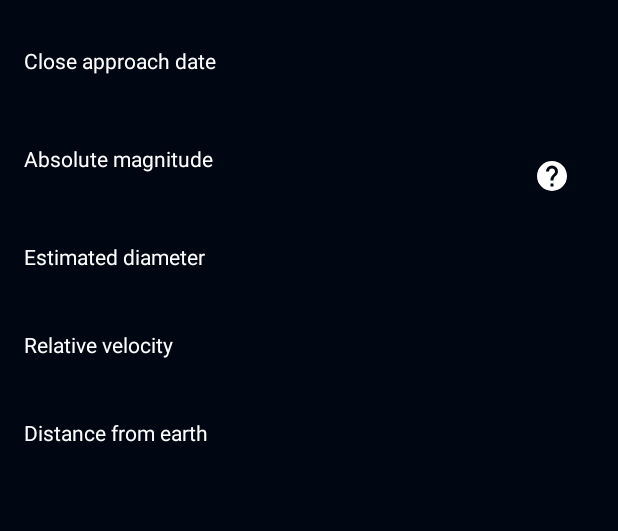
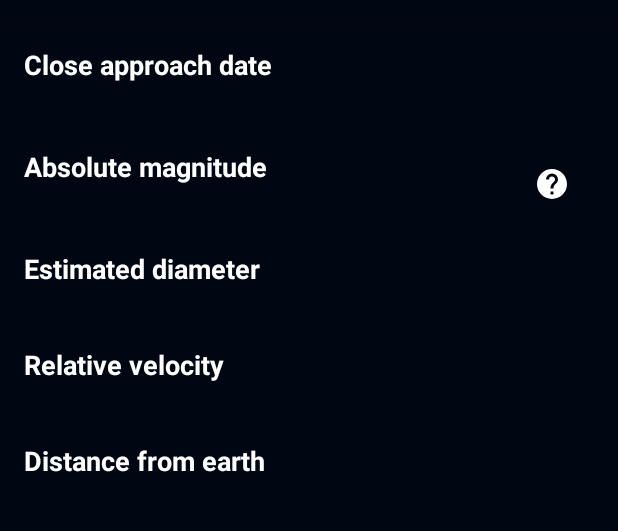
Before and after one commit to Mansourx/AsteroidRadarApp, an Android app: the fragment DetailFragment placed in its activity, on a phone screen of 412 x 824 dp, the part 62-593 px from its top. Run offline under Robolectric (Android 15) with nearby library versions, the phone set to English and light mode, and no system bars; our stand-ins replace Picasso, Room's generated code, data binding; pictures from the network do not load; 9 statements that could not run were skipped.

```diff
--- a/app/build.gradle
+++ b/app/build.gradle
@@ -64,6 +64,8 @@ dependencies {
 
     implementation "androidx.recyclerview:recyclerview:1.2.0"
 
+    implementation("com.jakewharton.timber:timber:4.7.1")
+
     implementation 'com.squareup.picasso:picasso:2.5.2'
 
     implementation "androidx.room:room-runtime:2.3.0"
--- a/app/src/main/java/com/udacity/asteroidradar/AsteroidsApplication.kt
+++ b/app/src/main/java/com/udacity/asteroidradar/AsteroidsApplication.kt
@@ -7,12 +7,12 @@ import com.udacity.asteroidradar.work.RefreshDataWorker
 import kotlinx.coroutines.CoroutineScope
 import kotlinx.coroutines.Dispatchers
 import kotlinx.coroutines.launch
+import timber.log.Timber
 import java.util.concurrent.TimeUnit
 
 
 /**
  * Created by Ahmad Mansour on 25/10/2021
- * NAMSHI General Trading,
  * Dubai, UAE.
  */
 
@@ -42,7 +42,7 @@ class AsteroidsApplication : Application() {
      */
     override fun onCreate() {
         super.onCreate()
-        // Timber.plant(Timber.DebugTree())
+        Timber.plant(Timber.DebugTree())
         delayedInit()
     }
 
--- a/app/src/main/java/com/udacity/asteroidradar/BindingAdapters.kt
+++ b/app/src/main/java/com/udacity/asteroidradar/BindingAdapters.kt
@@ -6,7 +6,6 @@ import android.widget.TextView
 import androidx.databinding.BindingAdapter
 import androidx.recyclerview.widget.RecyclerView
 import com.udacity.asteroidradar.db.DatabaseAsteroid
-import com.udacity.asteroidradar.domain.Asteroid
 import com.udacity.asteroidradar.main.AsteroidAdapter
 
 @BindingAdapter("statusIcon")
@@ -46,7 +45,7 @@ fun bindTextViewToDisplayVelocity(textView: TextView, number: Double) {
 }
 
 @BindingAdapter("listData")
-fun bindRecyclerView(recyclerView: RecyclerView, data: List<Asteroid>?) {
+fun bindRecyclerView(recyclerView: RecyclerView, data: List<DatabaseAsteroid>?) {
     val adapter = recyclerView.adapter as? AsteroidAdapter
     adapter?.submitList(data)
 }
--- a/app/src/main/java/com/udacity/asteroidradar/db/Room.kt
+++ b/app/src/main/java/com/udacity/asteroidradar/db/Room.kt
@@ -37,6 +37,7 @@ interface AsteroidDatabaseDao {
 abstract class AsteroidsDatabase : RoomDatabase() {
     abstract val asteroidsDao: AsteroidDatabaseDao
 }
+
 private lateinit var INSTANCE: AsteroidsDatabase
 
 fun getDatabase(context: Context): AsteroidsDatabase {
--- a/app/src/main/java/com/udacity/asteroidradar/detail/DetailFragment.kt
+++ b/app/src/main/java/com/udacity/asteroidradar/detail/DetailFragment.kt
@@ -11,8 +11,10 @@ import com.udacity.asteroidradar.R
 import com.udacity.asteroidradar.databinding.FragmentDetailBinding
 
 class DetailFragment : Fragment() {
-    override fun onCreateView(inflater: LayoutInflater, container: ViewGroup?,
-                              savedInstanceState: Bundle?): View? {
+    override fun onCreateView(
+        inflater: LayoutInflater, container: ViewGroup?,
+        savedInstanceState: Bundle?
+    ): View? {
         val binding = FragmentDetailBinding.inflate(inflater)
         binding.lifecycleOwner = this
 
--- a/app/src/main/java/com/udacity/asteroidradar/main/MainFragment.kt
+++ b/app/src/main/java/com/udacity/asteroidradar/main/MainFragment.kt
@@ -11,8 +11,7 @@ import com.squareup.picasso.Picasso
 import com.udacity.asteroidradar.PictureOfDay
 import com.udacity.asteroidradar.R
 import com.udacity.asteroidradar.databinding.FragmentMainBinding
-import com.udacity.asteroidradar.db.getDatabase
-import com.udacity.asteroidradar.domain.Asteroid
+import com.udacity.asteroidradar.db.DatabaseAsteroid
 import kotlinx.android.synthetic.main.fragment_main.*
 
 class MainFragment : Fragment() {
@@ -28,24 +27,27 @@ class MainFragment : Fragment() {
 
         val binding = FragmentMainBinding.inflate(inflater)
         val application = requireNotNull(this.activity).application
-     //   val database = getDatabase(application)
         val viewModelFactory = MainViewModelFactory(application)
         viewModel = ViewModelProvider(this, viewModelFactory).get(MainViewModel::class.java)
 
         binding.viewModel = viewModel
         binding.lifecycleOwner = this
-//        asteroidAdapter = AsteroidAdapter(AsteroidAdapter.OnClickListener {
-//            viewModel.displayAsteroid(it)
-//        })
+        asteroidAdapter = AsteroidAdapter(AsteroidAdapter.OnClickListener {
+            viewModel.displayAsteroid(it)
+        })
         binding.asteroidRecycler.adapter = asteroidAdapter
 
-        viewModel.asteroidsList.observe(viewLifecycleOwner, Observer<List<Asteroid>> { asteroids ->
+        viewModel.asteroids.observe(
+            viewLifecycleOwner,
+            Observer<List<DatabaseAsteroid>> { asteroids ->
                 asteroids?.apply {
                     asteroidAdapter?.asteroids = asteroids
                 }
             })
 
-        viewModel.navigateToDatabaseAsteroidDetails.observe(viewLifecycleOwner, Observer { _asteroid ->
+        viewModel.navigateToDatabaseAsteroidDetails.observe(
+            viewLifecycleOwner,
+            Observer { _asteroid ->
                 _asteroid?.let {
                     this.findNavController()
                         .navigate(MainFragmentDirections.actionShowDetail(_asteroid))
--- a/app/src/main/java/com/udacity/asteroidradar/main/MainViewModel.kt
+++ b/app/src/main/java/com/udacity/asteroidradar/main/MainViewModel.kt
@@ -9,12 +9,8 @@ import com.udacity.asteroidradar.PictureOfDay
 import com.udacity.asteroidradar.db.DatabaseAsteroid
 import com.udacity.asteroidradar.db.getDatabase
 import com.udacity.asteroidradar.network.AsteroidApi
-import com.udacity.asteroidradar.network.parseAsteroidsJsonResult
 import com.udacity.asteroidradar.repository.AsteroidsRepository
-import kotlinx.coroutines.Dispatchers
 import kotlinx.coroutines.launch
-import kotlinx.coroutines.withContext
-import org.json.JSONObject
 import retrofit2.Call
 import retrofit2.Callback
 import retrofit2.Response
@@ -30,7 +26,6 @@ class MainViewModel(application: Application) :
     val netWorkFailure: LiveData<String>
         get() = _networkFailure
 
-    private var _asteroids = MutableLiveData<List<DatabaseAsteroid>?>()
     val asteroids = database.asteroidsDao.getAllAsteroids()
 
     private val _pictureOfTheDay = MutableLiveData<PictureOfDay>()
@@ -41,17 +36,12 @@ class MainViewModel(application: Application) :
     val navigateToDatabaseAsteroidDetails: MutableLiveData<DatabaseAsteroid?>
         get() = _navigateToAsteroidDetails
 
-
     init {
         viewModelScope.launch {
             asteroidsRepository.refreshAsteroids()
         }
-
         getPictureOfTheDay()
-        pullAsteroidsFromAPi()
     }
-
-    val asteroidsList = asteroidsRepository.asteroids
 
     private fun getPictureOfTheDay() {
         AsteroidApi.retrofitService.getTodayImage().enqueue(object : Callback<PictureOfDay> {
@@ -65,23 +55,6 @@ class MainViewModel(application: Application) :
         })
     }
 
-    private fun pullAsteroidsFromAPi() {
-        AsteroidApi.retrofitService.getAsteroids().enqueue(object : Callback<String> {
-            override fun onResponse(call: Call<String>, response: Response<String>) {
-                _asteroids.value = response.body()?.let {
-                    parseAsteroidsJsonResult(JSONObject(it))
-                }
-                viewModelScope.launch {
-                    insert(_asteroids.value)
-                }
-            }
-
-            override fun onFailure(call: Call<String>, t: Throwable) {
-                _networkFailure.value = t.message
-            }
-        })
-    }
-
     fun displayAsteroid(databaseAsteroid: DatabaseAsteroid) {
         _navigateToAsteroidDetails.value = databaseAsteroid
     }
@@ -89,12 +62,4 @@ class MainViewModel(application: Application) :
     fun displayAsteroidCompleted() {
         _navigateToAsteroidDetails.value = null
     }
-
-    private suspend fun insert(databaseAsteroids: List<DatabaseAsteroid>?) {
-        withContext(Dispatchers.IO) {
-            databaseAsteroids?.forEach {
-                database.asteroidsDao.insert(it)
-            }
-        }
-    }
 }
--- a/app/src/main/java/com/udacity/asteroidradar/network/NetworkUtils.kt
+++ b/app/src/main/java/com/udacity/asteroidradar/network/NetworkUtils.kt
@@ -3,8 +3,8 @@ package com.udacity.asteroidradar.network
 import android.annotation.SuppressLint
 import android.os.Build
 import androidx.annotation.RequiresApi
+import com.udacity.asteroidradar.Constants
 import com.udacity.asteroidradar.db.DatabaseAsteroid
-import com.udacity.asteroidradar.Constants
 import org.json.JSONObject
 import java.text.SimpleDateFormat
 import java.util.*
--- a/app/src/main/java/com/udacity/asteroidradar/repository/AsteroidsRepository.kt
+++ b/app/src/main/java/com/udacity/asteroidradar/repository/AsteroidsRepository.kt
@@ -6,7 +6,6 @@ import com.udacity.asteroidradar.db.AsteroidsDatabase
 import com.udacity.asteroidradar.db.asDomainModel
 import com.udacity.asteroidradar.domain.Asteroid
 import com.udacity.asteroidradar.network.AsteroidApi
-import com.udacity.asteroidradar.network.asDatabaseModel
 import com.udacity.asteroidradar.network.parseAsteroidsJsonResult
 import kotlinx.coroutines.Dispatchers
 import kotlinx.coroutines.withContext
--- a/app/src/main/res/layout/fragment_detail.xml
+++ b/app/src/main/res/layout/fragment_detail.xml
@@ -45,18 +45,18 @@
                     android:orientation="vertical">
 
                     <TextView
+                        style="@style/style_asteroid_title"
                         android:layout_width="match_parent"
                         android:layout_height="wrap_content"
-                        android:text="@string/close_approach_data_title"
-                        android:textColor="@color/default_text_color" />
+                        android:text="@string/close_approach_data_title" />
 
                     <TextView
                         android:id="@+id/close_approach_date"
+                        style="@style/style_asteroid_subtitle"
                         android:layout_width="match_parent"
                         android:layout_height="wrap_content"
                         android:layout_marginTop="4dp"
                         android:text="@{asteroid.closeApproachDate}"
-                        android:textColor="@color/default_text_color"
                         tools:text="2020-02-01" />
                 </LinearLayout>
 
@@ -74,17 +74,17 @@
                         android:orientation="vertical">
 
                         <TextView
+                            style="@style/style_asteroid_title"
                             android:layout_width="match_parent"
                             android:layout_height="wrap_content"
-                            android:text="@string/absolute_magnitude_title"
-                            android:textColor="@color/default_text_color" />
+                            android:text="@string/absolute_magnitude_title" />
 
                         <TextView
                             android:id="@+id/absolute_magnitude"
+                            style="@style/style_asteroid_subtitle"
                             android:layout_width="match_parent"
                             android:layout_height="wrap_content"
                             android:layout_marginTop="4dp"
-                            android:textColor="@color/default_text_color"
                             app:astronomicalUnitText="@{asteroid.absoluteMagnitude}"
                             tools:text="25.126 au" />
                     </LinearLayout>
@@ -99,50 +99,50 @@
                 </LinearLayout>
 
                 <TextView
+                    style="@style/style_asteroid_title"
                     android:layout_width="match_parent"
                     android:layout_height="wrap_content"
                     android:layout_marginTop="16dp"
-                    android:text="@string/estimated_diameter_title"
-                    android:textColor="@color/default_text_color" />
+                    android:text="@string/estimated_diameter_title" />
 
                 <TextView
                     android:id="@+id/estimated_diameter"
+                    style="@style/style_asteroid_subtitle"
                     android:layout_width="match_parent"
                     android:layout_height="wrap_content"
                     android:layout_marginTop="4dp"
-                    android:textColor="@color/default_text_color"
                     app:kmUnitText="@{asteroid.estimatedDiameter}"
                     tools:text="0.82 km" />
 
                 <TextView
+                    style="@style/style_asteroid_title"
                     android:layout_width="match_parent"
                     android:layout_height="wrap_content"
                     android:layout_marginTop="16dp"
-                    android:text="@string/relative_velocity_title"
-                    android:textColor="@color/default_text_color" />
+                    android:text="@string/relative_velocity_title" />
 
                 <TextView
                     android:id="@+id/relative_velocity"
+                    style="@style/style_asteroid_subtitle"
                     android:layout_width="match_parent"
                     android:layout_height="wrap_content"
                     android:layout_marginTop="4dp"
-                    android:textColor="@color/default_text_color"
                     app:velocityText="@{asteroid.relativeVelocity}"
                     tools:text="11.9 km/s" />
 
                 <TextView
+                    style="@style/style_asteroid_title"
                     android:layout_width="match_parent"
                     android:layout_height="wrap_content"
                     android:layout_marginTop="16dp"
-                    android:text="@string/distance_from_earth_title"
-                    android:textColor="@color/default_text_color" />
+                    android:text="@string/distance_from_earth_title" />
 
                 <TextView
                     android:id="@+id/distance_from_earth"
+                    style="@style/style_asteroid_subtitle"
                     android:layout_width="match_parent"
                     android:layout_height="wrap_content"
                     android:layout_marginTop="4dp"
-                    android:textColor="@color/default_text_color"
                     app:astronomicalUnitText="@{asteroid.distanceFromEarth}"
                     tools:text="0.0924 au" />
 
--- a/app/src/main/res/layout/fragment_main.xml
+++ b/app/src/main/res/layout/fragment_main.xml
@@ -46,13 +46,13 @@
 
         <androidx.recyclerview.widget.RecyclerView
             android:id="@+id/asteroid_recycler"
+            listData="@{viewModel.asteroids}"
             android:layout_width="0dp"
             android:layout_height="0dp"
             app:layoutManager="androidx.recyclerview.widget.LinearLayoutManager"
             app:layout_constraintBottom_toBottomOf="parent"
             app:layout_constraintEnd_toEndOf="parent"
             app:layout_constraintHorizontal_bias="0.0"
-            listData="@{viewModel.asteroidsList}"
             app:layout_constraintStart_toStartOf="parent"
             app:layout_constraintTop_toBottomOf="@+id/activity_main_image_of_the_day_layout"
             app:layout_constraintVertical_bias="0.0" />
--- a/app/src/main/res/values/styles.xml
+++ b/app/src/main/res/values/styles.xml
@@ -8,4 +8,16 @@
         <item name="colorAccent">@color/colorAccent</item>
     </style>
 
+    <style name="style_asteroid_title">
+        <item name="android:textColor">@android:color/white</item>
+        <item name="android:textSize">18sp</item>
+        <item name="android:textStyle">bold</item>
+    </style>
+
+    <style name="style_asteroid_subtitle">
+        <item name="android:textColor">@android:color/darker_gray</item>
+        <item name="android:textSize">14sp</item>
+        <item name="android:textStyle">bold</item>
+    </style>
+
 </resources>
```
Also changed, not shown: app/src/main/java/com/udacity/asteroidradar/main/AsteroidAdapter.kt (+16 -10 lines), app/src/main/java/com/udacity/asteroidradar/network/Service.kt (+0 -18 lines), app/src/main/res/layout/layout_item_asteroid.xml (+9 -9 lines). Lines whose indentation alone changed are shown as unchanged.
